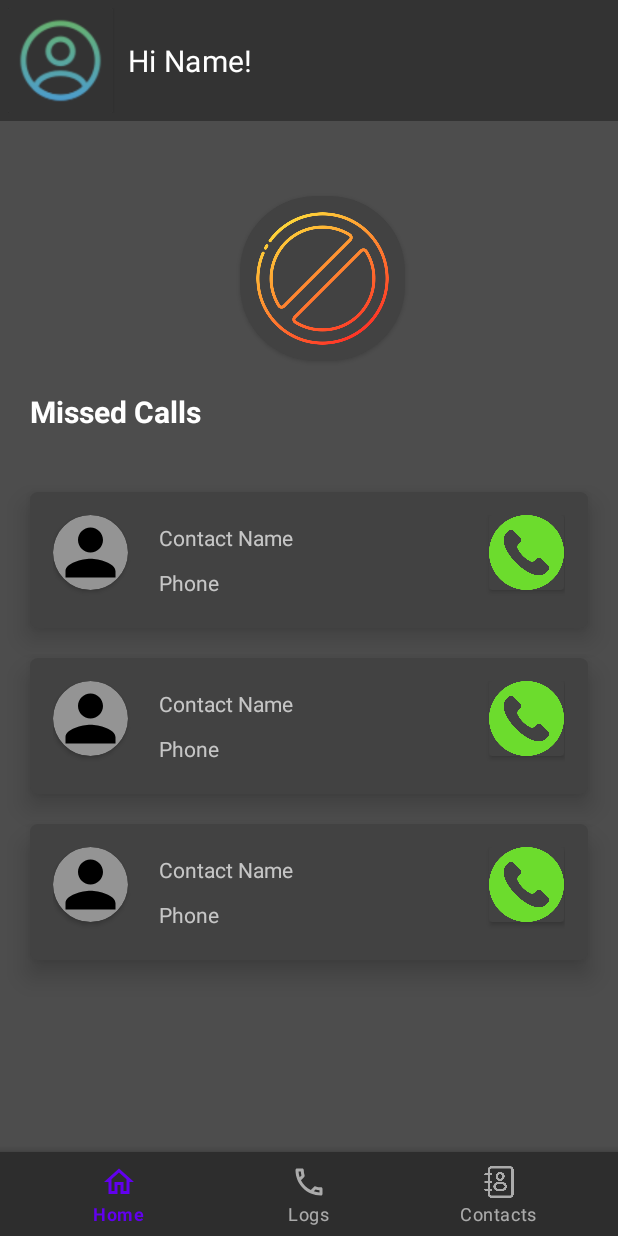
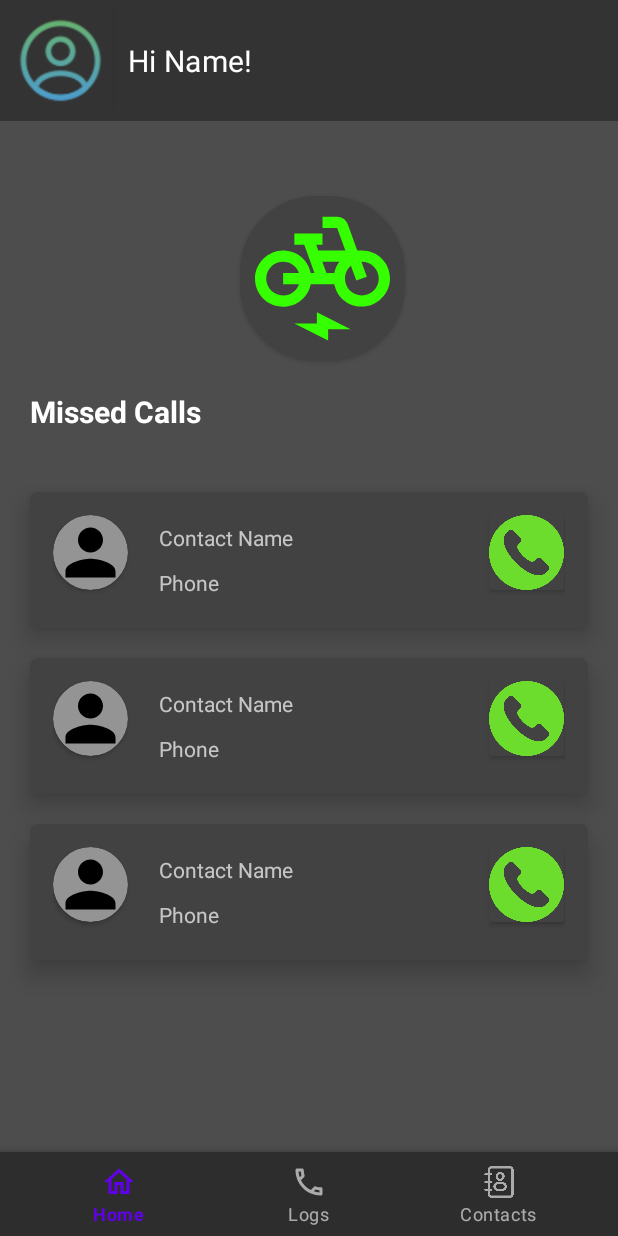
Before and after one commit to Mohana-Kulkarni/VehicleSafe, an Android app: the layout activity_home_page.xml on its own in the app's theme, with its tools: preview values and no code run, on a phone screen of 412 x 824 dp. Run offline under Robolectric (Android 15) with nearby library versions, the phone set to English and light mode, and no system bars.

Commit message:
Checked the home page

```diff
--- a/app/src/main/res/layout/activity_home_page.xml
+++ b/app/src/main/res/layout/activity_home_page.xml
@@ -57,7 +57,7 @@
         <ImageView
             android:layout_width="wrap_content"
             android:layout_height="wrap_content"
-            android:src="@drawable/dnd_icon">
+            android:src="@drawable/baseline_electric_bike_24">
 
         </ImageView>
     </androidx.cardview.widget.CardView>
```
